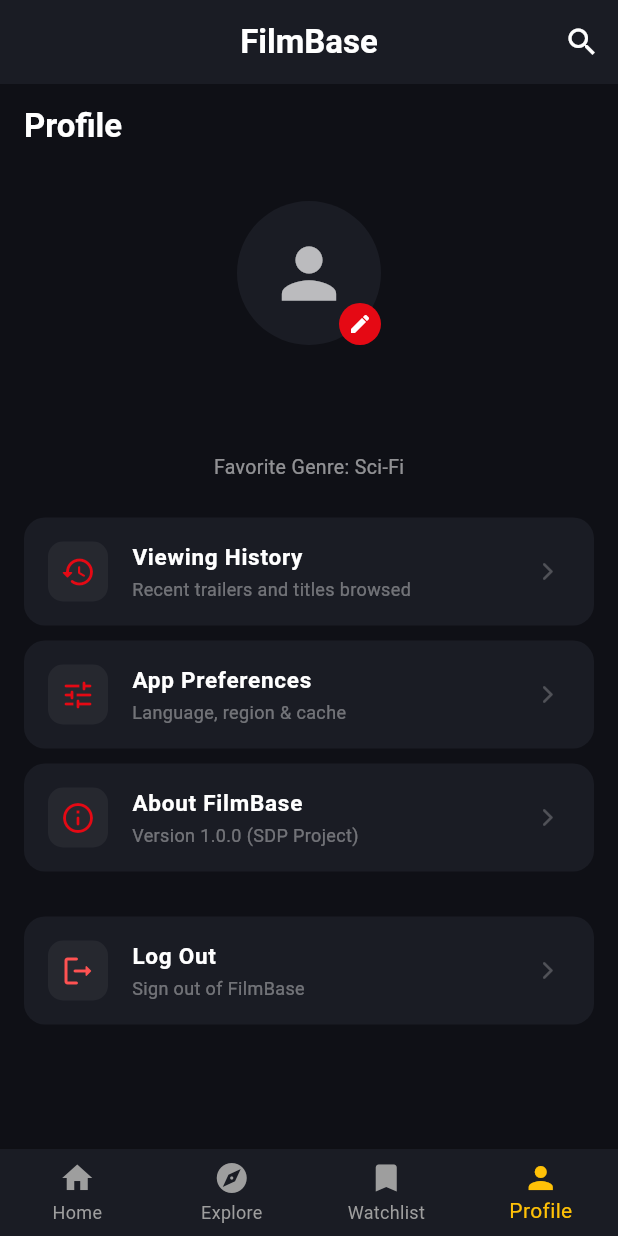
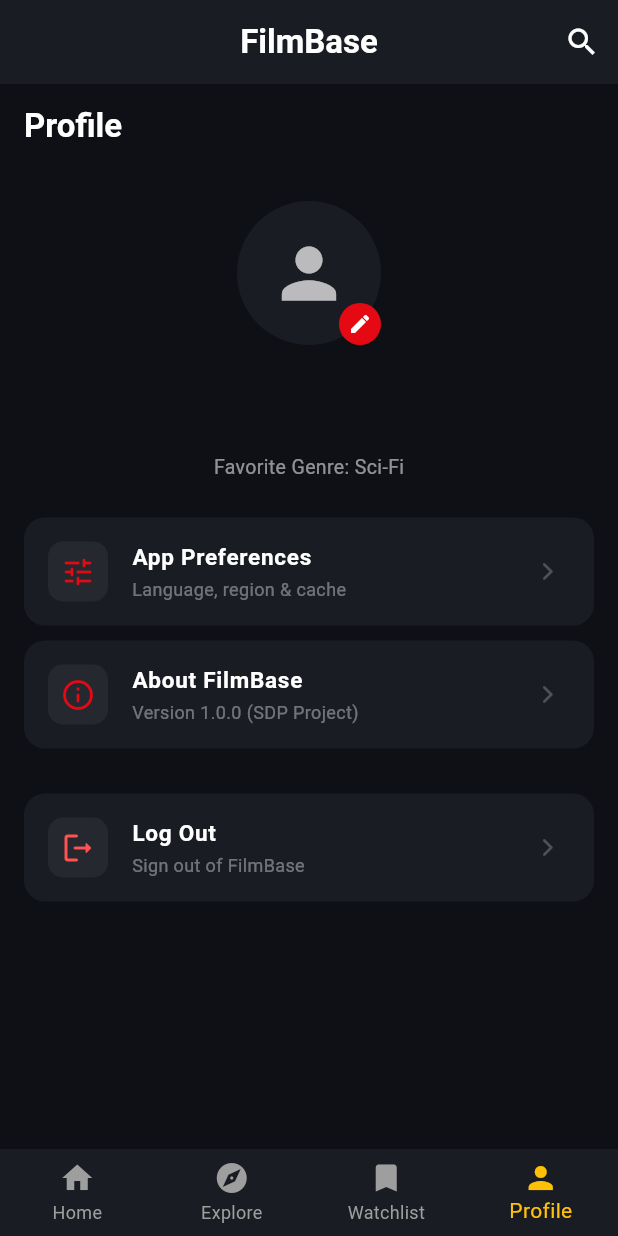
Before and after one commit to JayJMakwana/FilmBase, a Flutter app: the screen it shows once a user with an empty profile is signed in, item 4 of the bottom bar chosen, on a phone screen of 412 x 824 dp. Run offline on Flutter 3.47's test engine with Material 3 defaults, Android fonts, the light colour scheme and no system bars; our stand-ins replace cloud_firestore, firebase_auth, firebase_core; accounts and stored records are empty; network calls fail.

Commit message:
made changes in profile

```diff
--- a/lib/screens/profile_screen.dart
+++ b/lib/screens/profile_screen.dart
@@ -76,7 +76,6 @@
     if (result != null) {
       try {
         if (result['name']!.isNotEmpty) {
-          // Changed to set with merge: true to ensure the document is created if missing!
           await FirebaseFirestore.instance
               .collection('users')
               .doc(_authService.currentUserUid)
@@ -90,7 +89,6 @@
           });
         }
 
-        // Show success message
         if (mounted) {
           ScaffoldMessenger.of(context).showSnackBar(
             const SnackBar(content: Text('Profile saved successfully!'), backgroundColor: Colors.green),
@@ -108,7 +106,6 @@
 
   void _logOut() async {
     await _authService.logOut();
-    // Navigation is handled automatically by AuthGate sending user back to LoginScreen
   }
 
   @override
@@ -183,28 +180,7 @@
                   ),
                   const SizedBox(height: 24),
 
-                  // Navigation List Items
-                  _buildProfileOption(
-                    icon: Icons.history_rounded,
-                    title: 'Viewing History',
-                    subtitle: 'Recent trailers and titles browsed',
-                    onTap: () {
-                      showDialog(
-                        context: context,
-                        builder: (context) => AlertDialog(
-                          backgroundColor: const Color(0xFF1A1C24),
-                          title: const Text('Viewing History', style: TextStyle(color: Colors.white)),
-                          content: const Text('Your recently browsed titles will appear here.', style: TextStyle(color: Colors.white70)),
-                          actions: [
-                            TextButton(
-                              onPressed: () => Navigator.pop(context),
-                              child: const Text('Close', style: TextStyle(color: Color(0xFFE50914))),
-                            ),
-                          ],
-                        ),
-                      );
-                    },
-                  ),
+                  // Navigation List Items (Viewing History removed)
                   _buildProfileOption(
                     icon: Icons.tune_rounded,
                     title: 'App Preferences',
@@ -243,7 +219,7 @@
 
                   const SizedBox(height: 20),
 
-                  // NEW: Log Out Button
+                  // Log Out Button
                   _buildProfileOption(
                     icon: Icons.logout_rounded,
                     title: 'Log Out',
```
